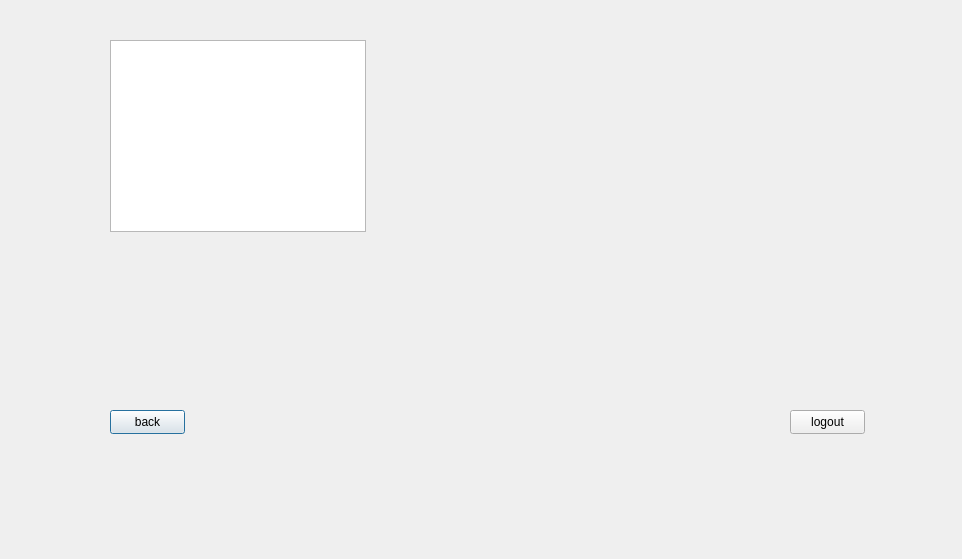
The window that frontend/transactions.ui (22kmo-project/group_2) describes before a commit, drawn with Qt 5.
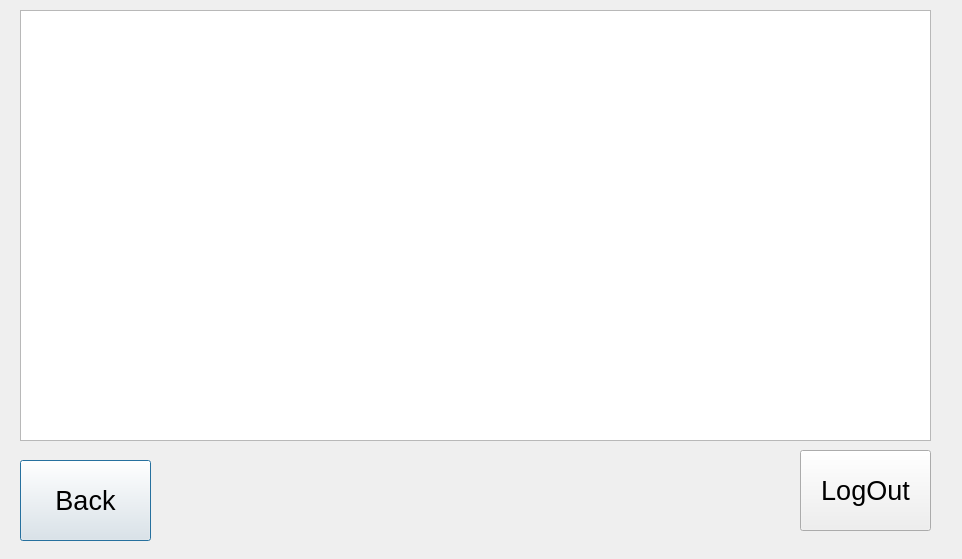
The same window after the commit.

Commit message: Transaction-log working and drawn to table

Patch:
```diff
--- a/frontend/transactions.ui
+++ b/frontend/transactions.ui
@@ -10,43 +10,66 @@
     <height>559</height>
    </rect>
   </property>
+  <property name="font">
+   <font>
+    <pointsize>20</pointsize>
+   </font>
+  </property>
   <property name="windowTitle">
    <string>Dialog</string>
   </property>
-  <widget class="QListView" name="transactions_View">
-   <property name="geometry">
-    <rect>
-     <x>110</x>
-     <y>40</y>
-     <width>256</width>
-     <height>192</height>
-    </rect>
-   </property>
-  </widget>
   <widget class="QPushButton" name="btn_Back">
    <property name="geometry">
     <rect>
-     <x>110</x>
-     <y>410</y>
-     <width>75</width>
-     <height>24</height>
+     <x>20</x>
+     <y>460</y>
+     <width>131</width>
+     <height>81</height>
     </rect>
    </property>
+   <property name="font">
+    <font>
+     <pointsize>20</pointsize>
+    </font>
+   </property>
    <property name="text">
-    <string>back</string>
+    <string>Back</string>
    </property>
   </widget>
   <widget class="QPushButton" name="btn_LogOut">
    <property name="geometry">
     <rect>
-     <x>790</x>
-     <y>410</y>
-     <width>75</width>
-     <height>24</height>
+     <x>800</x>
+     <y>450</y>
+     <width>131</width>
+     <height>81</height>
     </rect>
    </property>
+   <property name="font">
+    <font>
+     <pointsize>20</pointsize>
+    </font>
+   </property>
    <property name="text">
-    <string>logout</string>
+    <string>LogOut</string>
+   </property>
+  </widget>
+  <widget class="QTableWidget" name="ui_user">
+   <property name="geometry">
+    <rect>
+     <x>20</x>
+     <y>10</y>
+     <width>911</width>
+     <height>431</height>
+    </rect>
+   </property>
+   <property name="font">
+    <font>
+     <pointsize>20</pointsize>
+    </font>
+   </property>
+   <property name="alternatingRowColors">
+    <bool>true</bool>
    </property>
   </widget>
  </widget>
```
The commit also changes 6 other files.
